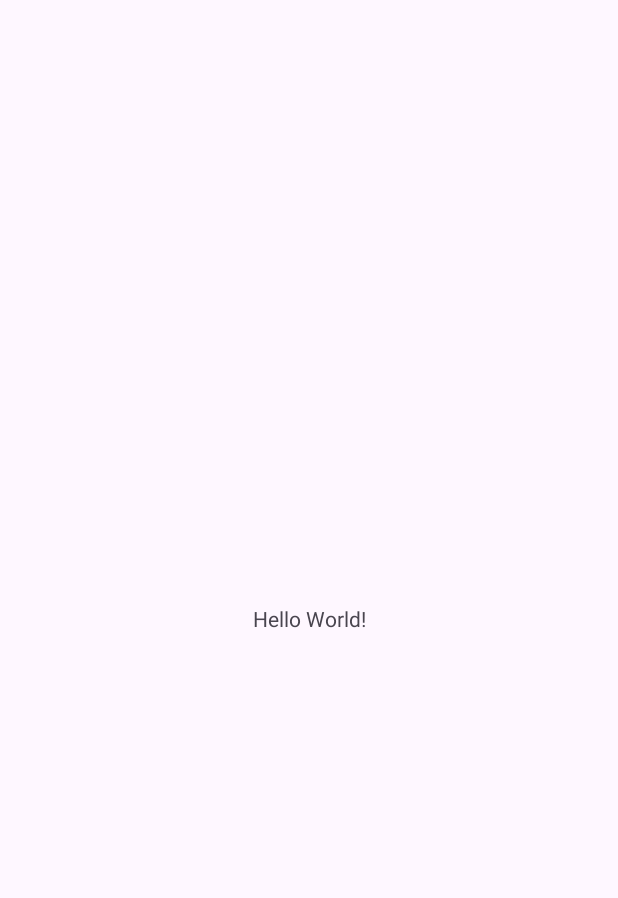
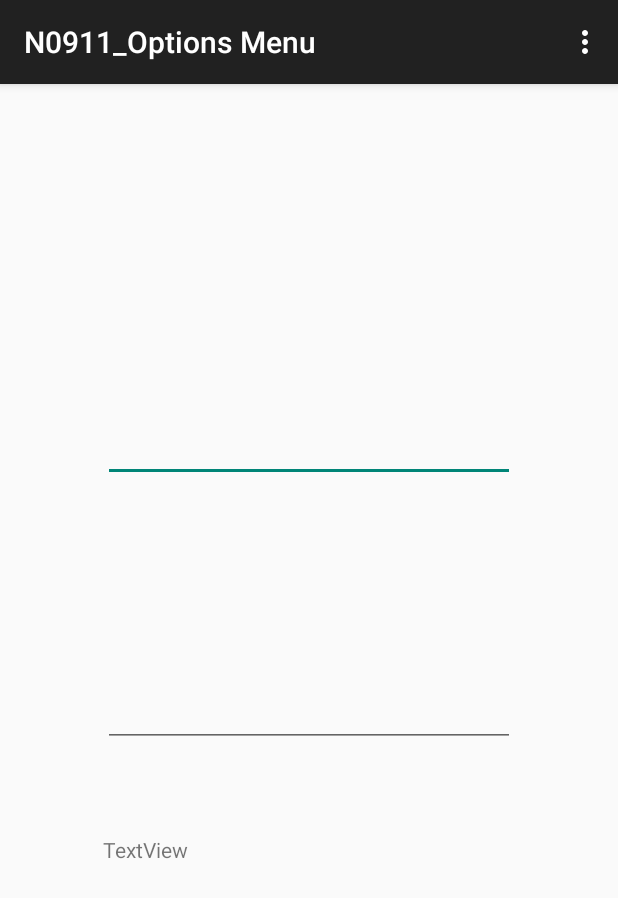
Before and after one commit to ad2553/N0911_OptionsMenu, an Android app: the screen it shows after launch (MainActivity), on a phone screen of 412 x 824 dp. Before the commit the part shown is almost empty. Shown: the top 898 px of the screen. Run offline under Robolectric (Android 15) with nearby library versions, the phone set to English and light mode, and no system bars.

Commit message:
xml and options menu complete

```diff
--- a/app/src/main/AndroidManifest.xml
+++ b/app/src/main/AndroidManifest.xml
@@ -10,7 +10,7 @@
         android:label="@string/app_name"
         android:roundIcon="@mipmap/ic_launcher_round"
         android:supportsRtl="true"
-        android:theme="@style/Theme.N0911_OptionsMenu"
+        android:theme="@style/Theme.AppCompat.DayNight.DarkActionBar"
         tools:targetApi="31">
         <activity
             android:name=".MainActivity"
--- a/app/src/main/java/com/example/n0911_optionsmenu/MainActivity.java
+++ b/app/src/main/java/com/example/n0911_optionsmenu/MainActivity.java
@@ -1,6 +1,7 @@
 package com.example.n0911_optionsmenu;
 
 import android.os.Bundle;
+import android.view.Menu;
 
 import androidx.activity.EdgeToEdge;
 import androidx.appcompat.app.AppCompatActivity;
@@ -13,12 +14,13 @@ public class MainActivity extends AppCompatActivity {
     @Override
     protected void onCreate(Bundle savedInstanceState) {
         super.onCreate(savedInstanceState);
-        EdgeToEdge.enable(this);
         setContentView(R.layout.activity_main);
-        ViewCompat.setOnApplyWindowInsetsListener(findViewById(R.id.main), (v, insets) -> {
-            Insets systemBars = insets.getInsets(WindowInsetsCompat.Type.systemBars());
-            v.setPadding(systemBars.left, systemBars.top, systemBars.right, systemBars.bottom);
-            return insets;
-        });
+        }
+
+        public boolean onCreateOptionsMenu (Menu menu)
+        {
+            getMenuInflater().inflate(R.menu.menu_main, menu);
+
+            return super.onCreateOptionsMenu(menu);
+        }
     }
-}
--- a/app/src/main/res/layout/activity_main.xml
+++ b/app/src/main/res/layout/activity_main.xml
@@ -1,19 +1,69 @@
 <?xml version="1.0" encoding="utf-8"?>
-<androidx.constraintlayout.widget.ConstraintLayout xmlns:android="http://schemas.android.com/apk/res/android"
+<LinearLayout xmlns:android="http://schemas.android.com/apk/res/android"
     xmlns:app="http://schemas.android.com/apk/res-auto"
     xmlns:tools="http://schemas.android.com/tools"
     android:id="@+id/main"
     android:layout_width="match_parent"
     android:layout_height="match_parent"
-    tools:context=".MainActivity">
+    tools:context=".MainActivity" >
 
-    <TextView
-        android:layout_width="wrap_content"
-        android:layout_height="wrap_content"
-        android:text="Hello World!"
-        app:layout_constraintBottom_toBottomOf="parent"
-        app:layout_constraintEnd_toEndOf="parent"
-        app:layout_constraintStart_toStartOf="parent"
-        app:layout_constraintTop_toTopOf="parent" />
+    <Space
+        android:layout_width="0dp"
+        android:layout_height="match_parent"
+        android:layout_weight="1" />
 
-</androidx.constraintlayout.widget.ConstraintLayout>
+    <LinearLayout
+        android:layout_width="0dp"
+        android:layout_height="match_parent"
+        android:layout_weight="4"
+        android:orientation="vertical">
+
+        <Space
+            android:layout_width="match_parent"
+            android:layout_height="0dp"
+            android:layout_weight="5" />
+
+        <EditText
+            android:id="@+id/editTextNumberDecimal"
+            android:layout_width="match_parent"
+            android:layout_height="0dp"
+            android:layout_weight="4"
+            android:ems="10"
+            android:inputType="numberDecimal" />
+
+        <Space
+            android:layout_width="match_parent"
+            android:layout_height="0dp"
+            android:layout_weight="2" />
+
+        <EditText
+            android:id="@+id/editTextNumberDecimal2"
+            android:layout_width="match_parent"
+            android:layout_height="0dp"
+            android:layout_weight="4"
+            android:ems="10"
+            android:inputType="numberDecimal" />
+
+        <Space
+            android:layout_width="match_parent"
+            android:layout_height="0dp"
+            android:layout_weight="2" />
+
+        <TextView
+            android:id="@+id/textView"
+            android:layout_width="match_parent"
+            android:layout_height="0dp"
+            android:layout_weight="4"
+            android:text="TextView" />
+
+        <Space
+            android:layout_width="match_parent"
+            android:layout_height="0dp"
+            android:layout_weight="5" />
+    </LinearLayout>
+
+    <Space
+        android:layout_width="0dp"
+        android:layout_height="match_parent"
+        android:layout_weight="1" />
+</LinearLayout>
--- /dev/null
+++ b/app/src/main/res/menu/menu_main.xml
@@ -0,0 +1,25 @@
+<?xml version="1.0" encoding="utf-8"?>
+<menu xmlns:android="http://schemas.android.com/apk/res/android">
+    <item
+        android:id="@+id/menuPlus"
+        android:title="+"
+        android:orderInCategory="1"/>
+    <item
+        android:id="@+id/menuMinus"
+        android:title="-"
+        android:orderInCategory="2"/>
+    <item
+        android:id="@+id/menuMul"
+        android:title="*"
+        android:orderInCategory="3"/>
+    <item
+        android:id="@+id/menuDivide"
+        android:title="/"
+        android:orderInCategory="4"/>
+    <item
+        android:id="@+id/menuClear"
+        android:title="C"
+        android:orderInCategory="5"/>
+
+
+</menu>
```
